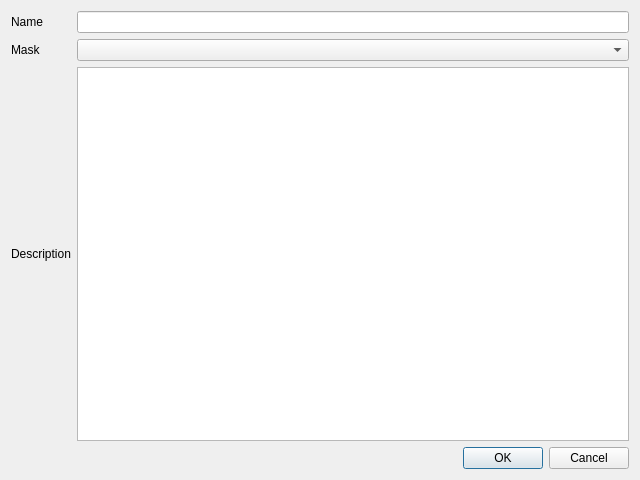
Above: src/view/ui/analysis_properties.ui from Riverscapes/QRiS before the change. Below: the same form after it.
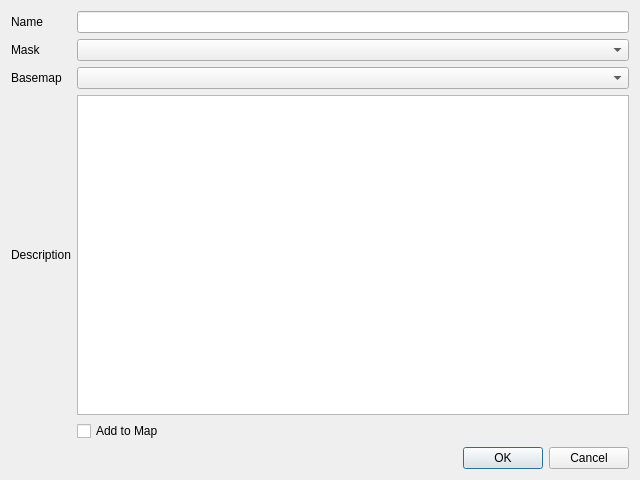
That is the form after the change.

Commit message: analysis doc window appearing

```diff
--- a/src/view/ui/analysis_properties.ui
+++ b/src/view/ui/analysis_properties.ui
@@ -18,23 +18,6 @@
     <layout class="QVBoxLayout" name="verticalLayout">
      <item>
       <layout class="QGridLayout" name="gridLayout">
-       <item row="1" column="0">
-        <widget class="QLabel" name="lblMask">
-         <property name="text">
-          <string>Mask</string>
-         </property>
-        </widget>
-       </item>
-       <item row="1" column="2">
-        <widget class="QComboBox" name="cboMask"/>
-       </item>
-       <item row="2" column="0">
-        <widget class="QLabel" name="label_3">
-         <property name="text">
-          <string>Description</string>
-         </property>
-        </widget>
-       </item>
        <item row="0" column="0">
         <widget class="QLabel" name="lblName">
          <property name="text">
@@ -42,12 +25,46 @@
          </property>
         </widget>
        </item>
+       <item row="1" column="2">
+        <widget class="QComboBox" name="cboMask"/>
+       </item>
        <item row="0" column="2">
         <widget class="QLineEdit" name="txtName"/>
        </item>
        <item row="2" column="2">
+        <widget class="QComboBox" name="cboBasemap"/>
+       </item>
+       <item row="3" column="2">
         <widget class="QPlainTextEdit" name="txtDescription"/>
        </item>
+       <item row="2" column="0">
+        <widget class="QLabel" name="lblBasemap">
+         <property name="text">
+          <string>Basemap</string>
+         </property>
+        </widget>
+       </item>
+       <item row="3" column="0">
+        <widget class="QLabel" name="label_3">
+         <property name="text">
+          <string>Description</string>
+         </property>
+        </widget>
+       </item>
+       <item row="1" column="0">
+        <widget class="QLabel" name="lblMask">
+         <property name="text">
+          <string>Mask</string>
+         </property>
+        </widget>
+       </item>
+       <item row="4" column="2">
+        <widget class="QCheckBox" name="chkAddToMap">
+         <property name="text">
+          <string>Add to Map</string>
+         </property>
+        </widget>
+       </item>
       </layout>
      </item>
      <item>
```
Left out of the diff: 6 changed lines with no effect on the pictures. The commit also changes 15 other files.
